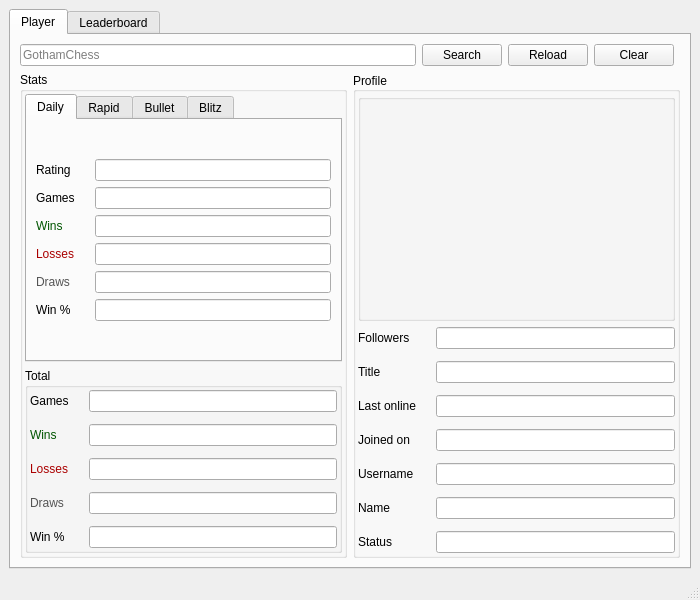
Before: the Qt Designer form src/interface/main_window.ui in afmdiazh/Chess-Dot-Py, drawn with Qt 5.
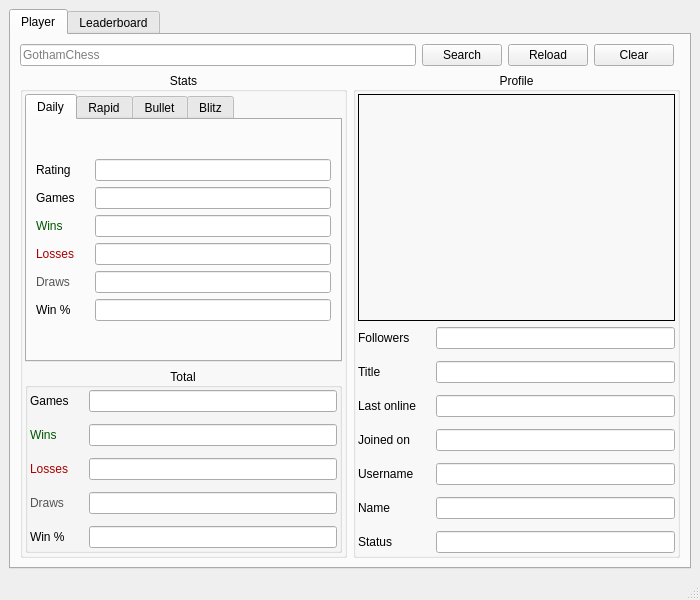
After: the same form once the commit is applied. Icons and pictures are not drawn.

Diff of the .ui file:
```diff
--- a/src/interface/main_window.ui
+++ b/src/interface/main_window.ui
@@ -80,6 +80,9 @@
               <property name="title">
                <string>Stats</string>
               </property>
+              <property name="alignment">
+               <set>Qt::AlignCenter</set>
+              </property>
               <layout class="QGridLayout" name="gridLayout_5">
                <property name="leftMargin">
                 <number>2</number>
@@ -109,6 +112,9 @@
                    <property name="title">
                     <string>Total</string>
                    </property>
+                   <property name="alignment">
+                    <set>Qt::AlignCenter</set>
+                   </property>
                    <layout class="QGridLayout" name="gridLayout_2">
                     <property name="leftMargin">
                      <number>2</number>
@@ -1226,7 +1232,7 @@
                <string>Profile</string>
               </property>
               <property name="alignment">
-               <set>Qt::AlignLeading|Qt::AlignLeft|Qt::AlignVCenter</set>
+               <set>Qt::AlignCenter</set>
               </property>
               <layout class="QGridLayout" name="gridLayout_4">
                <property name="leftMargin">
@@ -1398,28 +1404,28 @@
                 </layout>
                </item>
                <item row="0" column="0">
-                <widget class="QGroupBox" name="groupBoxAvatarContainer">
+                <widget class="QFrame" name="frameAvatarContainer">
                  <property name="locale">
                   <locale language="English" country="UnitedStates"/>
                  </property>
-                 <property name="alignment">
-                  <set>Qt::AlignCenter</set>
+                 <property name="frameShape">
+                  <enum>QFrame::Panel</enum>
                  </property>
                  <layout class="QHBoxLayout" name="horizontalLayout_3">
                   <property name="spacing">
-                   <number>2</number>
+                   <number>4</number>
                   </property>
                   <property name="leftMargin">
-                   <number>2</number>
+                   <number>4</number>
                   </property>
                   <property name="topMargin">
-                   <number>2</number>
+                   <number>4</number>
                   </property>
                   <property name="rightMargin">
-                   <number>2</number>
+                   <number>4</number>
                   </property>
                   <property name="bottomMargin">
-                   <number>2</number>
+                   <number>4</number>
                   </property>
                   <item>
                    <widget class="QLabel" name="image">
@@ -1431,8 +1437,8 @@
                     </property>
                     <property name="maximumSize">
                      <size>
-                      <width>150</width>
-                      <height>150</height>
+                      <width>200</width>
+                      <height>200</height>
                      </size>
                     </property>
                     <property name="layoutDirection">
@@ -1441,9 +1447,6 @@
                     <property name="locale">
                      <locale language="English" country="UnitedStates"/>
                     </property>
-                    <property name="text">
-                     <string/>
-                    </property>
                     <property name="pixmap">
                      <pixmap>../resources/avatar.png</pixmap>
                     </property>
```
Left out of the diff: 15 changed lines with no effect on the pictures.
